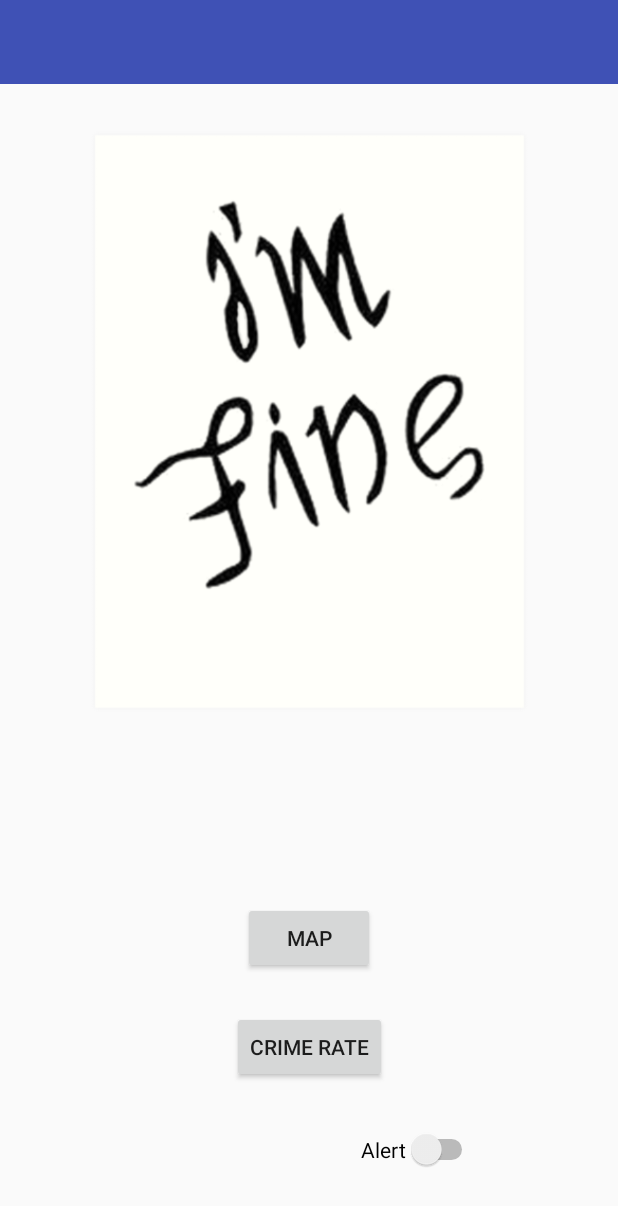
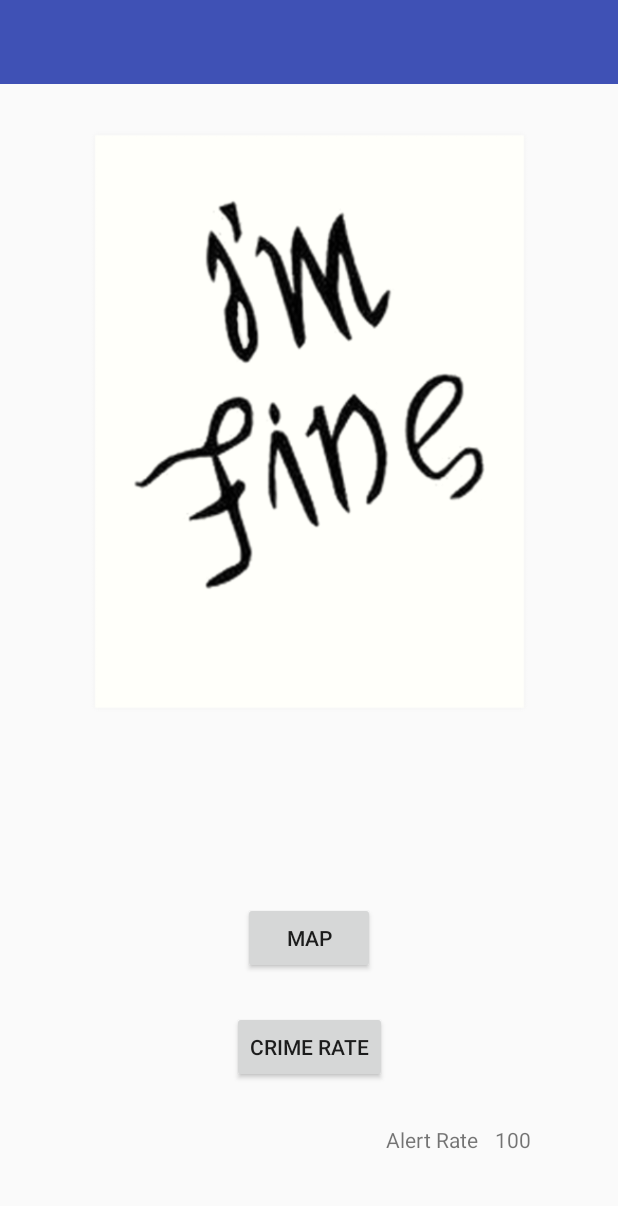
Before and after one commit to edmundham/android_project, an Android app: the screen it shows after launch (MainActivity), on a phone screen of 412 x 824 dp. Shown: the top 1206 px of the screen. Run offline under Robolectric (Android 15) with nearby library versions, the phone set to English and light mode, and no system bars.

```diff
--- a/app/src/main/res/layout/activity_main.xml
+++ b/app/src/main/res/layout/activity_main.xml
@@ -55,20 +55,36 @@
         app:layout_constraintTop_toTopOf="parent"
         app:layout_constraintVertical_bias="0.876" />
 
-    <Switch
-        android:id="@+id/switch1"
+    <TextView
+        android:id="@+id/textView"
         android:layout_width="wrap_content"
         android:layout_height="wrap_content"
         android:layout_marginStart="8dp"
         android:layout_marginTop="8dp"
         android:layout_marginEnd="8dp"
         android:layout_marginBottom="8dp"
-        android:text="Alert"
+        android:text="Alert Rate"
         app:layout_constraintBottom_toBottomOf="parent"
         app:layout_constraintEnd_toEndOf="parent"
-        app:layout_constraintHorizontal_bias="0.731"
+        app:layout_constraintHorizontal_bias="0.745"
         app:layout_constraintStart_toStartOf="parent"
         app:layout_constraintTop_toTopOf="parent"
-        app:layout_constraintVertical_bias="0.954" />
+        app:layout_constraintVertical_bias="0.941" />
+
+    <TextView
+        android:id="@+id/textView2"
+        android:layout_width="wrap_content"
+        android:layout_height="wrap_content"
+        android:layout_marginStart="8dp"
+        android:layout_marginTop="8dp"
+        android:layout_marginEnd="8dp"
+        android:layout_marginBottom="8dp"
+        android:text="100"
+        app:layout_constraintBottom_toBottomOf="parent"
+        app:layout_constraintEnd_toEndOf="parent"
+        app:layout_constraintHorizontal_bias="0.866"
+        app:layout_constraintStart_toStartOf="parent"
+        app:layout_constraintTop_toTopOf="parent"
+        app:layout_constraintVertical_bias="0.941" />
 
 </android.support.constraint.ConstraintLayout>
```
